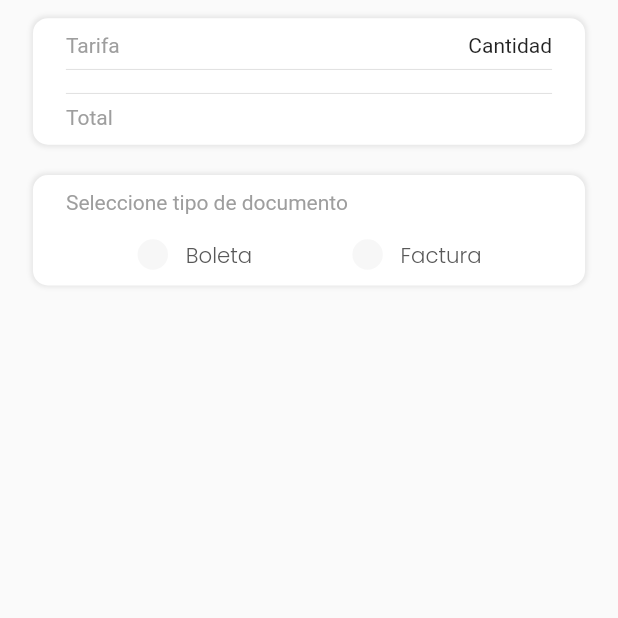
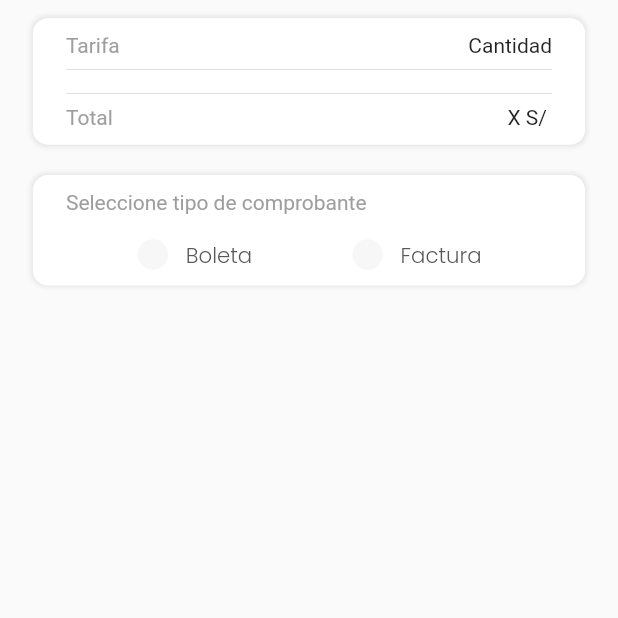
Before and after one commit to angelotapullima/Dicertur-Quistococha, a Flutter app: the ValidarDatosPrepago screen opened directly with empty values, on a phone screen of 412 x 824 dp, the part 394-1012 px from its top. Run offline on Flutter 3.47's test engine with Material 2 defaults, Android fonts, the phone set to English and light mode, and no system bars; our stand-ins replace carousel_slider, firebase_auth, firebase_core, firebase_crashlytics, firebase_messaging, flutter_local_notifications and 16 more; missing offline and left inert: qr_code_scanner, share_extend; accounts and stored records are empty.

Commit message:
modifiación de texto

```diff
--- a/lib/src/pages/validar_datos.dart
+++ b/lib/src/pages/validar_datos.dart
@@ -259,7 +259,7 @@ class _ValidarDatosPrepagoState extends State<ValidarDatosPrepago> {
                                     style: TextStyle(color: Colors.grey),
                                   ),
                                   Spacer(),
-                                  Text('X ${widget.tarifas[index].tarifaCantidad}'),
+                                  Text('${widget.tarifas[index].tarifaCantidad} X S/ ${widget.tarifas[index].tarifaTotal}'),
                                 ],
                               ),
                             );
@@ -273,7 +273,7 @@ class _ValidarDatosPrepagoState extends State<ValidarDatosPrepago> {
                               style: TextStyle(color: Colors.grey),
                             ),
                             Spacer(),
-                            Text('${widget.totalEntradas}'),
+                            Text('${widget.totalEntradas} X S/ ${widget.total}'),
                           ],
                         ),
                       ],
@@ -305,7 +305,7 @@ class _ValidarDatosPrepagoState extends State<ValidarDatosPrepago> {
                         Row(
                           children: [
                             Text(
-                              'Seleccione tipo de documento',
+                              'Seleccione tipo de comprobante',
                               style: TextStyle(color: Colors.grey),
                             ),
                           ],
```
